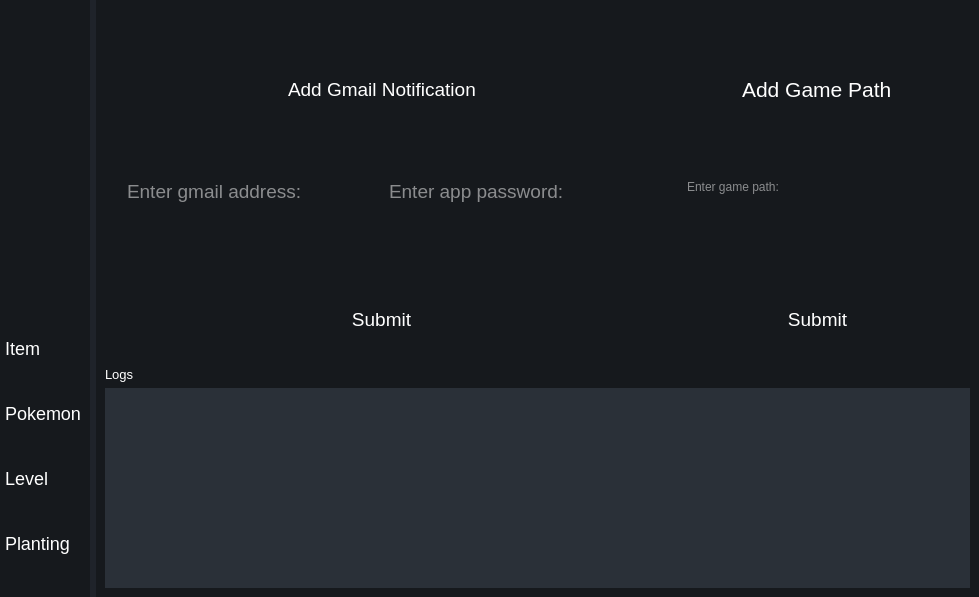
First picture: the form in DO NOT RUN/settings.ui, repository T3tsuo/PokemonUI, before the edit.
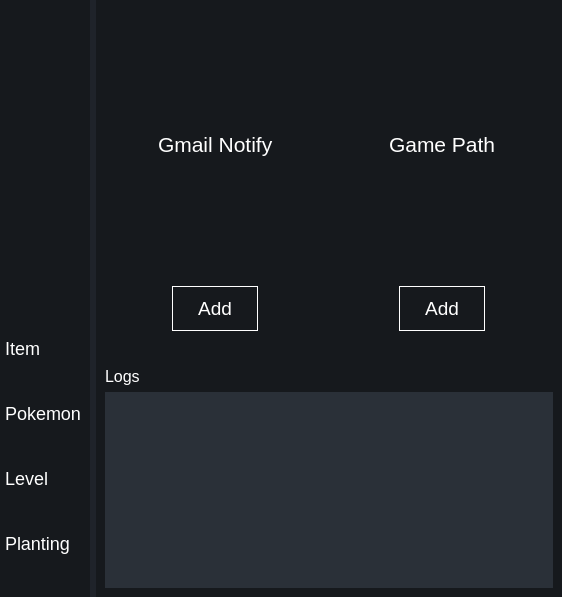
Second picture: the form after the edit. Icons and pictures are not drawn.

Commit message: added front end for settings page

Patch:
```diff
--- a/DO NOT RUN/settings.ui
+++ b/DO NOT RUN/settings.ui
@@ -6,7 +6,7 @@
    <rect>
     <x>0</x>
     <y>0</y>
-    <width>979</width>
+    <width>562</width>
     <height>597</height>
    </rect>
   </property>
@@ -201,7 +201,7 @@
           <item>
            <widget class="QWidget" name="gmailcontainer" native="true">
             <layout class="QVBoxLayout" name="verticalLayout_6">
-             <item alignment="Qt::AlignHCenter">
+             <item>
               <widget class="QWidget" name="titlecontainer" native="true">
                <property name="sizePolicy">
                 <sizepolicy hsizetype="Preferred" vsizetype="Preferred">
@@ -210,7 +210,7 @@
                 </sizepolicy>
                </property>
                <layout class="QVBoxLayout" name="verticalLayout_7">
-                <item>
+                <item alignment="Qt::AlignHCenter">
                  <widget class="QLabel" name="titlegmail">
                   <property name="sizePolicy">
                    <sizepolicy hsizetype="Preferred" vsizetype="Preferred">
@@ -220,65 +220,11 @@
                   </property>
                   <property name="font">
                    <font>
-                    <pointsize>14</pointsize>
+                    <pointsize>16</pointsize>
                    </font>
                   </property>
                   <property name="text">
-                   <string>Add Gmail Notification</string>
-                  </property>
-                 </widget>
-                </item>
-               </layout>
-              </widget>
-             </item>
-             <item alignment="Qt::AlignLeft|Qt::AlignVCenter">
-              <widget class="QWidget" name="inputcontainer" native="true">
-               <property name="sizePolicy">
-                <sizepolicy hsizetype="Preferred" vsizetype="Preferred">
-                 <horstretch>0</horstretch>
-                 <verstretch>1</verstretch>
-                </sizepolicy>
-               </property>
-               <layout class="QHBoxLayout" name="horizontalLayout_3">
-                <item>
-                 <widget class="QTextEdit" name="gmailinput">
-                  <property name="sizePolicy">
-                   <sizepolicy hsizetype="Preferred" vsizetype="Preferred">
-                    <horstretch>0</horstretch>
-                    <verstretch>0</verstretch>
-                   </sizepolicy>
-                  </property>
-                  <property name="font">
-                   <font>
-                    <pointsize>14</pointsize>
-                   </font>
-                  </property>
-                  <property name="styleSheet">
-                   <string notr="true">background-color: transparent;</string>
-                  </property>
-                  <property name="placeholderText">
-                   <string>Enter gmail address:</string>
-                  </property>
-                 </widget>
-                </item>
-                <item>
-                 <widget class="QTextEdit" name="passwordinput">
-                  <property name="sizePolicy">
-                   <sizepolicy hsizetype="Preferred" vsizetype="Preferred">
-                    <horstretch>0</horstretch>
-                    <verstretch>1</verstretch>
-                   </sizepolicy>
-                  </property>
-                  <property name="font">
-                   <font>
-                    <pointsize>14</pointsize>
-                   </font>
-                  </property>
-                  <property name="styleSheet">
-                   <string notr="true">background-color: transparent;</string>
-                  </property>
-                  <property name="placeholderText">
-                   <string>Enter app password:</string>
+                   <string>Gmail Notify</string>
                   </property>
                  </widget>
                 </item>
@@ -286,19 +232,6 @@
               </widget>
              </item>
              <item>
-              <spacer name="verticalSpacer">
-               <property name="orientation">
-                <enum>Qt::Vertical</enum>
-               </property>
-               <property name="sizeHint" stdset="0">
-                <size>
-                 <width>20</width>
-                 <height>40</height>
-                </size>
-               </property>
-              </spacer>
-             </item>
-             <item alignment="Qt::AlignHCenter">
               <widget class="QWidget" name="submitcontainergmail" native="true">
                <property name="font">
                 <font>
@@ -306,15 +239,18 @@
                 </font>
                </property>
                <layout class="QVBoxLayout" name="verticalLayout_8">
-                <item>
-                 <widget class="QPushButton" name="submitgmail">
+                <item alignment="Qt::AlignHCenter">
+                 <widget class="QPushButton" name="gmailBtn">
                   <property name="font">
                    <font>
                     <pointsize>14</pointsize>
                    </font>
                   </property>
+                  <property name="styleSheet">
+                   <string notr="true">padding: 10px 25px 10px 25px; border: 1px solid white;</string>
+                  </property>
                   <property name="text">
-                   <string>Submit</string>
+                   <string>Add</string>
                   </property>
                  </widget>
                 </item>
@@ -350,55 +286,18 @@
                    </font>
                   </property>
                   <property name="text">
-                   <string>Add Game Path</string>
+                   <string>Game Path</string>
                   </property>
                  </widget>
                 </item>
                </layout>
               </widget>
              </item>
-             <item>
-              <widget class="QWidget" name="gamepathinputcontainer" native="true">
-               <property name="sizePolicy">
-                <sizepolicy hsizetype="Preferred" vsizetype="Preferred">
-                 <horstretch>0</horstretch>
-                 <verstretch>1</verstretch>
-                </sizepolicy>
-               </property>
-               <property name="font">
-                <font>
-                 <pointsize>14</pointsize>
-                </font>
-               </property>
-               <layout class="QVBoxLayout" name="verticalLayout_11">
-                <item>
-                 <widget class="QTextEdit" name="textEdit">
-                  <property name="styleSheet">
-                   <string notr="true">background-color: transparent;</string>
-                  </property>
-                  <property name="placeholderText">
-                   <string>Enter game path:</string>
-                  </property>
-                 </widget>
-                </item>
-               </layout>
-              </widget>
-             </item>
-             <item>
-              <spacer name="verticalSpacer_2">
-               <property name="orientation">
-                <enum>Qt::Vertical</enum>
-               </property>
-               <property name="sizeHint" stdset="0">
-                <size>
-                 <width>20</width>
-                 <height>40</height>
-                </size>
-               </property>
-              </spacer>
-             </item>
              <item alignment="Qt::AlignHCenter">
-              <widget class="QWidget" name="widget_4" native="true">
+              <widget class="QWidget" name="gamepathBtnContainer" native="true">
+               <property name="styleSheet">
+                <string notr="true"/>
+               </property>
                <layout class="QVBoxLayout" name="verticalLayout_12">
                 <item>
                  <widget class="QPushButton" name="pushButton">
@@ -407,8 +306,11 @@
                     <pointsize>14</pointsize>
                    </font>
                   </property>
+                  <property name="styleSheet">
+                   <string notr="true">padding: 10px 25px 10px 25px; border: 1px solid white;</string>
+                  </property>
                   <property name="text">
-                   <string>Submit</string>
+                   <string>Add</string>
                   </property>
                  </widget>
                 </item>
@@ -430,11 +332,11 @@
           </sizepolicy>
          </property>
          <layout class="QVBoxLayout" name="verticalLayout_5">
-          <item alignment="Qt::AlignTop">
+          <item>
            <widget class="QLabel" name="logtitle">
             <property name="font">
              <font>
-              <pointsize>10</pointsize>
+              <pointsize>12</pointsize>
              </font>
             </property>
             <property name="text">
@@ -464,8 +366,8 @@
               <rect>
                <x>0</x>
                <y>0</y>
-               <width>861</width>
-               <height>189</height>
+               <width>451</width>
+               <height>196</height>
               </rect>
              </property>
              <property name="styleSheet">
```
Left out of the diff: 28 changed lines with no effect on the pictures. The commit also changes 6 other files.
